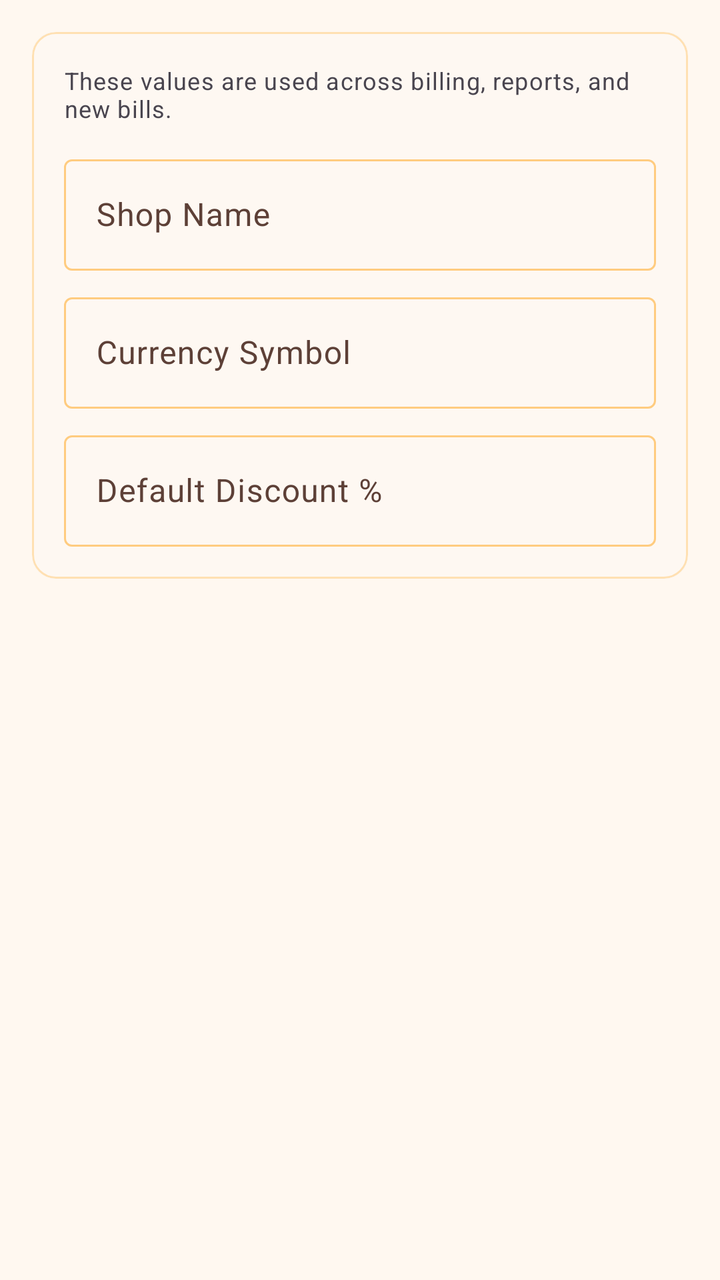
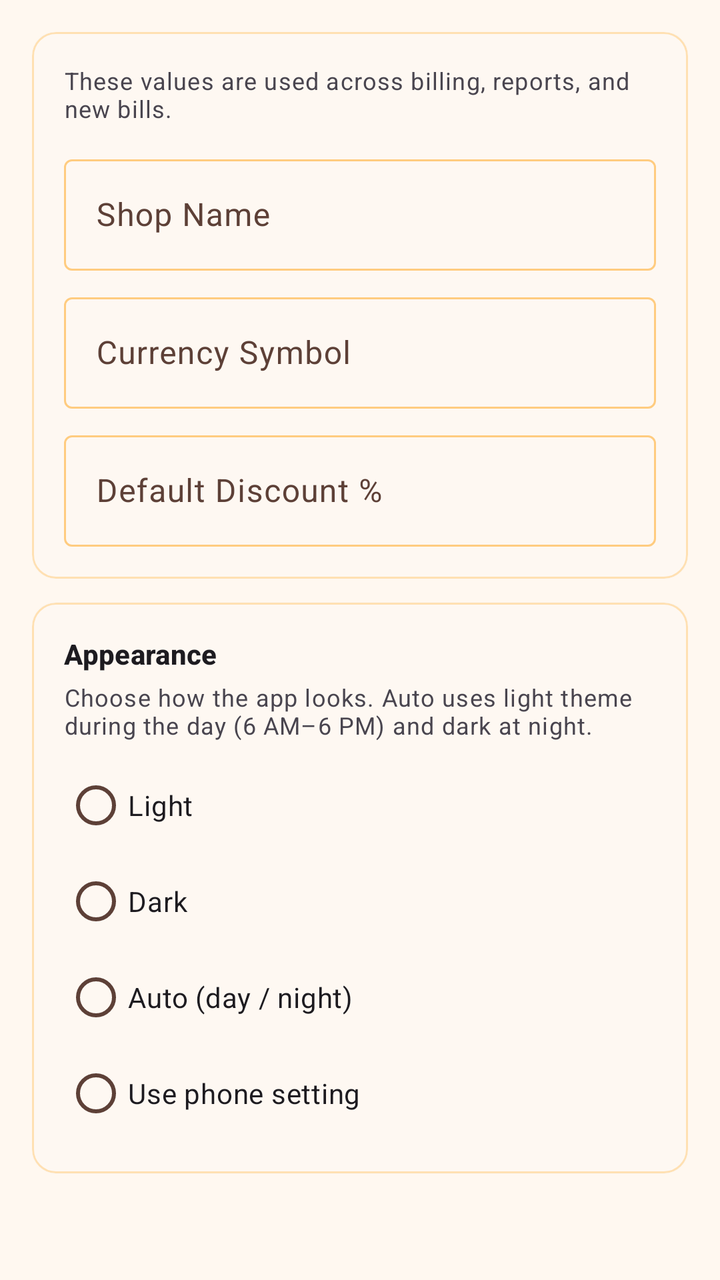

Compare the two renders of this Android layout. The source of the first and the diff that turns it into the second are given below.
<!-- AndroidManifest.xml: application theme Theme.VikrSaathi -->
<!-- res/layout/fragment_general_settings.xml -->
<?xml version="1.0" encoding="utf-8"?>
<ScrollView xmlns:android="http://schemas.android.com/apk/res/android"
    xmlns:app="http://schemas.android.com/apk/res-auto"
    android:layout_width="match_parent"
    android:layout_height="match_parent"
    android:fillViewport="true">

    <LinearLayout
        android:layout_width="match_parent"
        android:layout_height="wrap_content"
        android:orientation="vertical"
        android:padding="16dp">

        <com.google.android.material.card.MaterialCardView
            android:layout_width="match_parent"
            android:layout_height="wrap_content"
            app:cardElevation="1dp"
            app:contentPadding="16dp">

            <LinearLayout
                android:layout_width="match_parent"
                android:layout_height="wrap_content"
                android:orientation="vertical">

                <TextView
                    android:layout_width="match_parent"
                    android:layout_height="wrap_content"
                    android:text="@string/settings_general_page_hint"
                    android:textAppearance="?attr/textAppearanceBodySmall"
                    android:textColor="?android:attr/textColorSecondary" />

                <com.google.android.material.textfield.TextInputLayout
                    style="@style/Widget.Material3.TextInputLayout.OutlinedBox"
                    android:layout_width="match_parent"
                    android:layout_height="wrap_content"
                    android:layout_marginTop="12dp"
                    android:hint="@string/shop_name">

                    <com.google.android.material.textfield.TextInputEditText
                        android:id="@+id/editShopName"
                        android:layout_width="match_parent"
                        android:layout_height="wrap_content"
                        android:inputType="text" />
                </com.google.android.material.textfield.TextInputLayout>

                <com.google.android.material.textfield.TextInputLayout
                    style="@style/Widget.Material3.TextInputLayout.OutlinedBox"
                    android:layout_width="match_parent"
                    android:layout_height="wrap_content"
                    android:layout_marginTop="8dp"
                    android:hint="@string/currency_symbol">

                    <com.google.android.material.textfield.TextInputEditText
                        android:id="@+id/editCurrencySymbol"
                        android:layout_width="match_parent"
                        android:layout_height="wrap_content"
                        android:inputType="text" />
                </com.google.android.material.textfield.TextInputLayout>

                <com.google.android.material.textfield.TextInputLayout
                    style="@style/Widget.Material3.TextInputLayout.OutlinedBox"
                    android:layout_width="match_parent"
                    android:layout_height="wrap_content"
                    android:layout_marginTop="8dp"
                    android:hint="@string/default_discount_percent">

                    <com.google.android.material.textfield.TextInputEditText
                        android:id="@+id/editDefaultDiscount"
                        android:layout_width="match_parent"
                        android:layout_height="wrap_content"
                        android:inputType="numberDecimal" />
                </com.google.android.material.textfield.TextInputLayout>
            </LinearLayout>
        </com.google.android.material.card.MaterialCardView>
    </LinearLayout>
</ScrollView>
<!-- resources referenced by this layout -->
<resources>
  <string name="currency_symbol">Currency Symbol</string>
  <string name="default_discount_percent">Default Discount %</string>
  <string name="settings_general_page_hint">These values are used across billing, reports, and new bills.</string>
  <string name="shop_name">Shop Name</string>
  <style name="Theme.VikrSaathi" parent="Theme.Material3.DayNight.NoActionBar">
          <item name="colorPrimary">@color/orange_primary</item>
          <item name="colorPrimaryDark">@color/orange_primary_dark</item>
          <item name="colorPrimaryVariant">@color/orange_primary_dark</item>
          <item name="colorOnPrimary">@color/orange_on_primary</item>
          <item name="colorSecondary">@color/orange_accent</item>
          <item name="colorSecondaryVariant">@color/orange_700</item>
          <item name="colorOnSecondary">@color/black</item>
          <item name="colorPrimaryContainer">@color/orange_100</item>
          <item name="colorOnPrimaryContainer">@color/orange_900</item>
          <item name="colorSurface">@color/surface_card</item>
          <item name="colorOnSurface">@color/text_primary_dark</item>
          <item name="colorSurfaceVariant">@color/orange_surface</item>
          <item name="colorOnSurfaceVariant">@color/text_secondary_dark</item>
          <item name="colorOutline">@color/stroke_default</item>
          <item name="colorOutlineVariant">@color/stroke_subtle</item>
          <item name="android:colorBackground">@color/orange_surface</item>
          <item name="android:statusBarColor">@color/orange_primary_dark</item>
          <item name="android:navigationBarColor">@color/orange_primary_dark</item>
          <item name="materialSwitchStyle">@style/VikrSaathiSwitch</item>
          <item name="materialButtonOutlinedStyle">@style/VikrSaathiOutlinedButton</item>
      </style>
  <color name="orange_primary">#F57C00</color>
  <color name="orange_primary_dark">#E65100</color>
  <color name="orange_on_primary">#FFFFFF</color>
  <color name="orange_accent">#FFB74D</color>
  <color name="orange_700">#F57C00</color>
  <color name="black">#FF000000</color>
  <color name="orange_100">#FFE0B2</color>
  <color name="orange_900">#E65100</color>
  <color name="surface_card">#FFFFFF</color>
  <color name="text_primary_dark">#212121</color>
  <color name="orange_surface">#FFF8F0</color>
  <color name="text_secondary_dark">#5D4037</color>
  <color name="stroke_default">@color/orange_200</color>
  <color name="stroke_subtle">@color/orange_100</color>
  <style name="VikrSaathiSwitch" parent="Widget.Material3.CompoundButton.MaterialSwitch">
          <item name="thumbTint">@color/switch_thumb_tint</item>
          <item name="trackTint">@color/switch_track_tint</item>
          <item name="trackDecorationTint">@color/switch_track_decoration_tint</item>
      </style>
  <style name="VikrSaathiOutlinedButton" parent="Widget.Material3.Button.OutlinedButton">
          <item name="android:textColor">@color/button_outlined_text</item>
          <item name="strokeColor">@color/button_outlined_stroke</item>
      </style>
  <color name="orange_200">#FFCC80</color>
</resources>

<!-- the commit's change to res/layout/fragment_general_settings.xml (unified diff, before → after) -->
@@ -72,5 +72,65 @@
                 </com.google.android.material.textfield.TextInputLayout>
             </LinearLayout>
         </com.google.android.material.card.MaterialCardView>
+
+        <com.google.android.material.card.MaterialCardView
+            android:layout_width="match_parent"
+            android:layout_height="wrap_content"
+            android:layout_marginTop="12dp"
+            app:cardElevation="1dp"
+            app:contentPadding="16dp">
+
+            <LinearLayout
+                android:layout_width="match_parent"
+                android:layout_height="wrap_content"
+                android:orientation="vertical">
+
+                <TextView
+                    android:layout_width="match_parent"
+                    android:layout_height="wrap_content"
+                    android:text="@string/theme_appearance_section"
+                    android:textAppearance="?attr/textAppearanceTitleSmall"
+                    android:textStyle="bold" />
+
+                <TextView
+                    android:layout_width="match_parent"
+                    android:layout_height="wrap_content"
+                    android:layout_marginTop="4dp"
+                    android:text="@string/theme_mode_hint"
+                    android:textAppearance="?attr/textAppearanceBodySmall"
+                    android:textColor="?android:attr/textColorSecondary" />
+
+                <RadioGroup
+                    android:id="@+id/radioThemeMode"
+                    android:layout_width="match_parent"
+                    android:layout_height="wrap_content"
+                    android:layout_marginTop="8dp">
+
+                    <com.google.android.material.radiobutton.MaterialRadioButton
+                        android:id="@+id/radioThemeLight"
+                        android:layout_width="match_parent"
+                        android:layout_height="wrap_content"
+                        android:text="@string/theme_mode_light" />
+
+                    <com.google.android.material.radiobutton.MaterialRadioButton
+                        android:id="@+id/radioThemeDark"
+                        android:layout_width="match_parent"
+                        android:layout_height="wrap_content"
+                        android:text="@string/theme_mode_dark" />
+
+                    <com.google.android.material.radiobutton.MaterialRadioButton
+                        android:id="@+id/radioThemeAuto"
+                        android:layout_width="match_parent"
+                        android:layout_height="wrap_content"
+                        android:text="@string/theme_mode_auto" />
+
+                    <com.google.android.material.radiobutton.MaterialRadioButton
+                        android:id="@+id/radioThemeSystem"
+                        android:layout_width="match_parent"
+                        android:layout_height="wrap_content"
+                        android:text="@string/theme_mode_system" />
+                </RadioGroup>
+            </LinearLayout>
+        </com.google.android.material.card.MaterialCardView>
     </LinearLayout>
 </ScrollView>
<!-- resource entries referenced after the edit -->
@@ -4,6 +4,12 @@
   <string name="default_discount_percent">Default Discount %</string>
   <string name="settings_general_page_hint">These values are used across billing, reports, and new bills.</string>
   <string name="shop_name">Shop Name</string>
+  <string name="theme_appearance_section">Appearance</string>
+  <string name="theme_mode_auto">Auto (day / night)</string>
+  <string name="theme_mode_dark">Dark</string>
+  <string name="theme_mode_hint">Choose how the app looks. Auto uses light theme during the day (6 AM–6 PM) and dark at night.</string>
+  <string name="theme_mode_light">Light</string>
+  <string name="theme_mode_system">Use phone setting</string>
   <style name="Theme.VikrSaathi" parent="Theme.Material3.DayNight.NoActionBar">
           <item name="colorPrimary">@color/orange_primary</item>
           <item name="colorPrimaryDark">@color/orange_primary_dark</item>
